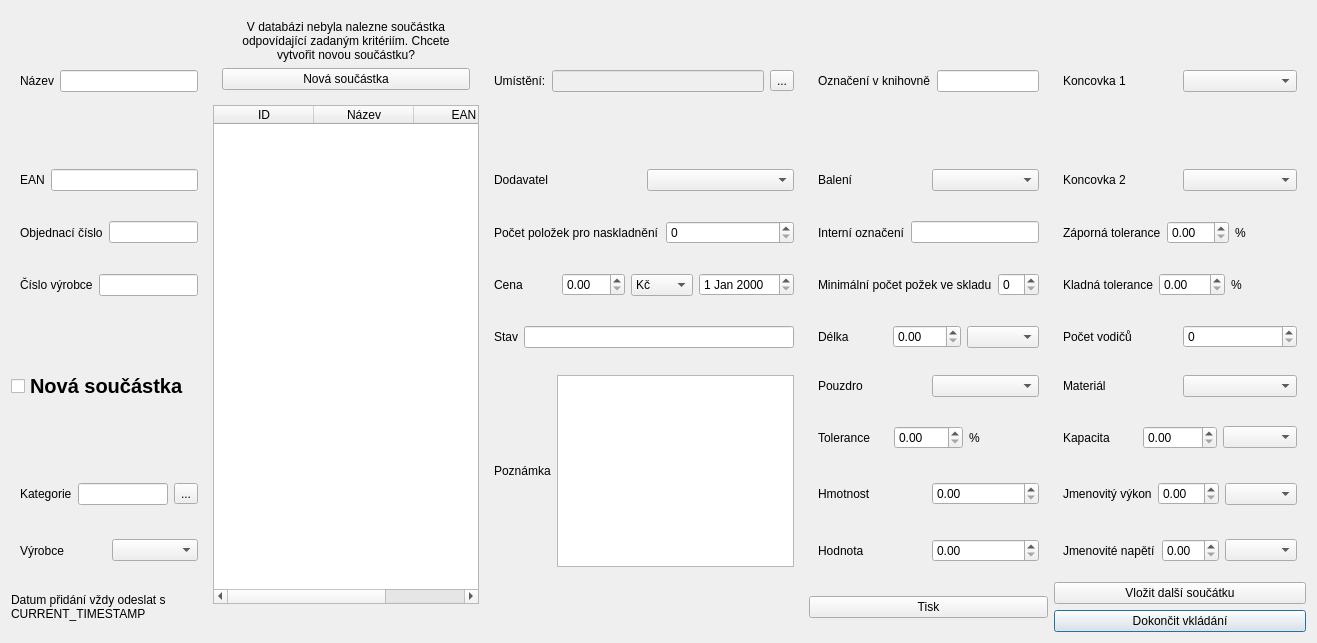
First picture: the form in PPPart/prijem_novy_1.ui, repository Vcpavel31/PPPart, before the edit.
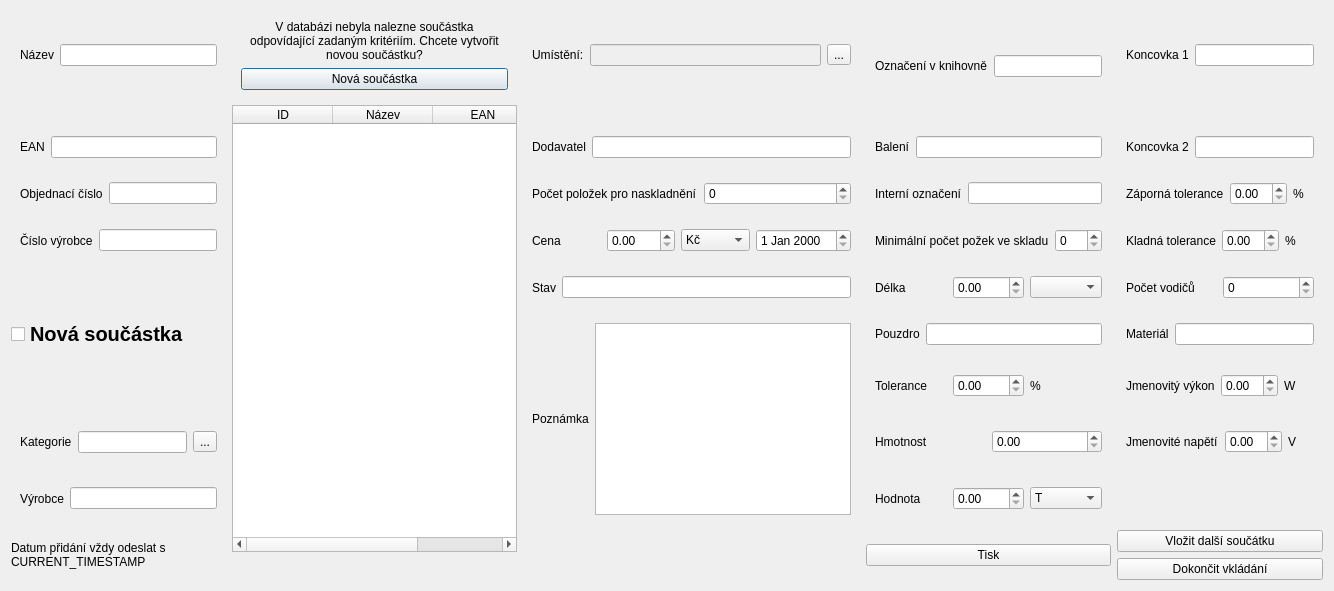
Second picture: the form after the edit.

```diff
--- a/PPPart/prijem_novy_1.ui
+++ b/PPPart/prijem_novy_1.ui
@@ -6,44 +6,175 @@
    <rect>
     <x>0</x>
     <y>0</y>
-    <width>1317</width>
-    <height>643</height>
+    <width>1334</width>
+    <height>591</height>
    </rect>
   </property>
   <property name="windowTitle">
    <string>Dialog</string>
   </property>
-  <layout class="QGridLayout" name="gridLayout_2">
-   <item row="0" column="0">
     <layout class="QGridLayout" name="gridLayout">
-     <item row="10" column="0" rowspan="2">
-      <widget class="QLabel" name="pozn">
+   <item row="0" column="0">
+    <widget class="QWidget" name="Nazev" native="true">
+     <layout class="QHBoxLayout" name="horizontalLayout_2">
+      <item>
+       <widget class="QLabel" name="Nazev_1">
        <property name="text">
-        <string>Datum přidání vždy odeslat s CURRENT_TIMESTAMP</string>
-       </property>
-       <property name="scaledContents">
-        <bool>false</bool>
+         <string>Název</string>
+        </property>
+       </widget>
+      </item>
+      <item>
+       <widget class="QLineEdit" name="Nazev_2"/>
+      </item>
+     </layout>
+    </widget>
+   </item>
+   <item row="0" column="1">
+    <widget class="QWidget" name="NewPart" native="true">
+     <layout class="QVBoxLayout" name="verticalLayout">
+      <item>
+       <widget class="QLabel" name="label">
+        <property name="text">
+         <string>V databázi nebyla nalezne součástka odpovídající zadaným kritériím. Chcete vytvořit novou součástku?</string>
+        </property>
+        <property name="alignment">
+         <set>Qt::AlignCenter</set>
        </property>
        <property name="wordWrap">
         <bool>true</bool>
        </property>
       </widget>
      </item>
-     <item row="5" column="4">
-      <widget class="QWidget" name="Delka" native="true">
-       <layout class="QHBoxLayout" name="horizontalLayout_3">
         <item>
-         <widget class="QLabel" name="Delka_1">
+       <widget class="QPushButton" name="pushButton">
           <property name="text">
-           <string>Délka</string>
+         <string>Nová součástka</string>
           </property>
          </widget>
         </item>
+     </layout>
+    </widget>
+   </item>
+   <item row="0" column="2">
+    <widget class="QWidget" name="Umisteni" native="true">
+     <layout class="QHBoxLayout" name="Umisteni_4">
         <item>
-         <widget class="QDoubleSpinBox" name="doubleSpinBox_9"/>
+       <widget class="QLabel" name="Umisteni_1">
+        <property name="text">
+         <string>Umístění:</string>
+        </property>
+       </widget>
         </item>
         <item>
-         <widget class="QComboBox" name="Delka_3"/>
+       <widget class="QLineEdit" name="Umisteni_2">
+        <property name="enabled">
+         <bool>false</bool>
+        </property>
+       </widget>
+      </item>
+      <item>
+       <widget class="QToolButton" name="Umisteni_3">
+        <property name="text">
+         <string>...</string>
+        </property>
+       </widget>
+      </item>
+     </layout>
+    </widget>
+   </item>
+   <item row="0" column="3" rowspan="2">
+    <widget class="QWidget" name="Ozn_knihovna" native="true">
+     <layout class="QHBoxLayout" name="horizontalLayout_26">
+      <item>
+       <widget class="QLabel" name="Ozn_knihovna_1">
+        <property name="text">
+         <string>Označení v knihovně</string>
+        </property>
+       </widget>
+      </item>
+      <item>
+       <widget class="QLineEdit" name="Ozn_knihovna_2"/>
+      </item>
+     </layout>
+    </widget>
+   </item>
+   <item row="0" column="4">
+    <widget class="QWidget" name="Koncovka_1" native="true">
+     <layout class="QHBoxLayout" name="horizontalLayout_17">
+      <item>
+       <widget class="QLabel" name="Koncovka_1_1">
+        <property name="text">
+         <string>Koncovka 1</string>
+        </property>
+       </widget>
+      </item>
+      <item>
+       <widget class="QLineEdit" name="Koncovka_1_2"/>
+      </item>
+     </layout>
+    </widget>
+   </item>
+   <item row="2" column="0">
+    <widget class="QWidget" name="EAN" native="true">
+     <layout class="QHBoxLayout" name="_4">
+      <item>
+       <widget class="QLabel" name="EAN_1">
+        <property name="text">
+         <string>EAN</string>
+        </property>
+       </widget>
+      </item>
+      <item>
+       <widget class="QLineEdit" name="EAN_2"/>
+      </item>
+     </layout>
+    </widget>
+   </item>
+   <item row="2" column="2">
+    <widget class="QWidget" name="Dodavatel" native="true">
+     <layout class="QHBoxLayout" name="horizontalLayout_7">
+      <item>
+       <widget class="QLabel" name="Dodavatel_1">
+        <property name="text">
+         <string>Dodavatel</string>
+        </property>
+       </widget>
+      </item>
+      <item>
+       <widget class="QLineEdit" name="Dodavatel_2"/>
+      </item>
+     </layout>
+    </widget>
+   </item>
+   <item row="2" column="3">
+    <widget class="QWidget" name="Baleni" native="true">
+     <layout class="QHBoxLayout" name="horizontalLayout">
+      <item>
+       <widget class="QLabel" name="Baleni_1">
+        <property name="text">
+         <string>Balení</string>
+        </property>
+       </widget>
+      </item>
+      <item>
+       <widget class="QLineEdit" name="Baleni_2"/>
+      </item>
+     </layout>
+    </widget>
+   </item>
+   <item row="2" column="4">
+    <widget class="QWidget" name="Koncovka_2" native="true">
+     <layout class="QHBoxLayout" name="horizontalLayout_18">
+      <item>
+       <widget class="QLabel" name="Koncovka_2_1">
+        <property name="text">
+         <string>Koncovka 2</string>
+        </property>
+       </widget>
+      </item>
+      <item>
+       <widget class="QLineEdit" name="Koncovka_2_2"/>
         </item>
        </layout>
       </widget>
@@ -64,38 +195,6 @@
        </layout>
       </widget>
      </item>
-     <item row="4" column="4">
-      <widget class="QWidget" name="Min_sklad" native="true">
-       <layout class="QHBoxLayout" name="horizontalLayout_12">
-        <item>
-         <widget class="QLabel" name="Min_sklad_1">
-          <property name="text">
-           <string>Minimální počet požek ve skladu</string>
-          </property>
-         </widget>
-        </item>
-        <item>
-         <widget class="QSpinBox" name="Min_sklad_2"/>
-        </item>
-       </layout>
-      </widget>
-     </item>
-     <item row="2" column="4">
-      <widget class="QWidget" name="Baleni" native="true">
-       <layout class="QHBoxLayout" name="horizontalLayout">
-        <item>
-         <widget class="QLabel" name="Baleni_1">
-          <property name="text">
-           <string>Balení</string>
-          </property>
-         </widget>
-        </item>
-        <item>
-         <widget class="QComboBox" name="Baleni_2"/>
-        </item>
-       </layout>
-      </widget>
-     </item>
      <item row="3" column="2">
       <widget class="QWidget" name="Polozek" native="true">
        <layout class="QHBoxLayout" name="horizontalLayout_11">
@@ -115,23 +214,23 @@
        </layout>
       </widget>
      </item>
-     <item row="5" column="5">
-      <widget class="QWidget" name="Poc_vodicu" native="true">
-       <layout class="QHBoxLayout" name="horizontalLayout_21">
+   <item row="3" column="3">
+    <widget class="QWidget" name="Int_oznaceni" native="true">
+     <layout class="QHBoxLayout" name="horizontalLayout_27">
         <item>
-         <widget class="QLabel" name="Poc_vodicu_1">
+       <widget class="QLabel" name="Int_oznaceni_1">
           <property name="text">
-           <string>Počet vodičů</string>
+         <string>Interní označení</string>
           </property>
          </widget>
         </item>
         <item>
-         <widget class="QSpinBox" name="Poc_vodicu_2"/>
+       <widget class="QLineEdit" name="Int_oznaceni_2"/>
         </item>
        </layout>
       </widget>
      </item>
-     <item row="3" column="5">
+   <item row="3" column="4">
       <widget class="QWidget" name="Zaporna_tolerance" native="true">
        <layout class="QHBoxLayout" name="horizontalLayout_19">
         <item>
@@ -154,22 +253,167 @@
        </layout>
       </widget>
      </item>
-     <item row="8" column="4">
-      <widget class="QWidget" name="Hmotnost" native="true">
-       <layout class="QHBoxLayout" name="horizontalLayout_15">
+   <item row="4" column="0">
+    <widget class="QWidget" name="Vyr_cislo" native="true">
+     <layout class="QHBoxLayout" name="horizontalLayout_6">
         <item>
-         <widget class="QLabel" name="Hmotnost_1">
+       <widget class="QLabel" name="Vyr_cislo_1">
           <property name="text">
-           <string>Hmotnost</string>
+         <string>Číslo výrobce</string>
           </property>
          </widget>
         </item>
         <item>
-         <widget class="QDoubleSpinBox" name="Hmotnost_2"/>
+       <widget class="QLineEdit" name="Vyr_cislo_2"/>
         </item>
        </layout>
       </widget>
      </item>
+   <item row="4" column="2">
+    <widget class="QWidget" name="Cena" native="true">
+     <layout class="QHBoxLayout" name="horizontalLayout_10">
+      <item>
+       <widget class="QLabel" name="Cena_1">
+        <property name="text">
+         <string>Cena</string>
+        </property>
+       </widget>
+      </item>
+      <item>
+       <widget class="QDoubleSpinBox" name="Cena_2"/>
+      </item>
+      <item>
+       <widget class="QComboBox" name="comboBox">
+        <item>
+         <property name="text">
+          <string>Kč</string>
+         </property>
+        </item>
+        <item>
+         <property name="text">
+          <string>€</string>
+         </property>
+        </item>
+        <item>
+         <property name="text">
+          <string>$</string>
+         </property>
+        </item>
+       </widget>
+      </item>
+      <item>
+       <widget class="QDateEdit" name="Date_exchange">
+        <property name="enabled">
+         <bool>true</bool>
+        </property>
+       </widget>
+      </item>
+     </layout>
+    </widget>
+   </item>
+   <item row="4" column="3">
+    <widget class="QWidget" name="Min_sklad" native="true">
+     <layout class="QHBoxLayout" name="horizontalLayout_12">
+      <item>
+       <widget class="QLabel" name="Min_sklad_1">
+        <property name="text">
+         <string>Minimální počet požek ve skladu</string>
+        </property>
+       </widget>
+      </item>
+      <item>
+       <widget class="QSpinBox" name="Min_sklad_2"/>
+      </item>
+     </layout>
+    </widget>
+   </item>
+   <item row="4" column="4">
+    <widget class="QWidget" name="Kladna_tolerance" native="true">
+     <layout class="QHBoxLayout" name="horizontalLayout_20">
+      <item>
+       <widget class="QLabel" name="Kladna_tolerance_1">
+        <property name="text">
+         <string>Kladná tolerance</string>
+        </property>
+       </widget>
+      </item>
+      <item>
+       <widget class="QDoubleSpinBox" name="Kladna_tolerance_2"/>
+      </item>
+      <item>
+       <widget class="QLabel" name="Kladna_tolerance_3">
+        <property name="text">
+         <string>%</string>
+        </property>
+       </widget>
+      </item>
+     </layout>
+    </widget>
+   </item>
+   <item row="5" column="2">
+    <widget class="QWidget" name="Stav" native="true">
+     <layout class="QHBoxLayout" name="horizontalLayout_9">
+      <item>
+       <widget class="QLabel" name="Stav_1">
+        <property name="text">
+         <string>Stav</string>
+        </property>
+       </widget>
+      </item>
+      <item>
+       <widget class="QLineEdit" name="Stav_2"/>
+      </item>
+     </layout>
+    </widget>
+   </item>
+   <item row="5" column="3">
+    <widget class="QWidget" name="Delka" native="true">
+     <layout class="QHBoxLayout" name="horizontalLayout_3">
+      <item>
+       <widget class="QLabel" name="Delka_1">
+        <property name="text">
+         <string>Délka</string>
+        </property>
+       </widget>
+      </item>
+      <item>
+       <widget class="QDoubleSpinBox" name="doubleSpinBox_9"/>
+      </item>
+      <item>
+       <widget class="QComboBox" name="Delka_3"/>
+      </item>
+     </layout>
+    </widget>
+   </item>
+   <item row="5" column="4">
+    <widget class="QWidget" name="Poc_vodicu" native="true">
+     <layout class="QHBoxLayout" name="horizontalLayout_21">
+      <item>
+       <widget class="QLabel" name="Poc_vodicu_1">
+        <property name="text">
+         <string>Počet vodičů</string>
+        </property>
+       </widget>
+      </item>
+      <item>
+       <widget class="QSpinBox" name="Poc_vodicu_2"/>
+      </item>
+     </layout>
+    </widget>
+   </item>
+   <item row="6" column="0">
+    <widget class="QCheckBox" name="checkBox">
+     <property name="font">
+      <font>
+       <pointsize>15</pointsize>
+       <bold>true</bold>
+      </font>
+     </property>
+     <property name="text">
+      <string>Nová součástka</string>
+     </property>
+    </widget>
+   </item>
      <item row="6" column="2" rowspan="4">
       <widget class="QWidget" name="Poznamka" native="true">
        <layout class="QHBoxLayout" name="horizontalLayout_8">
@@ -186,7 +430,39 @@
        </layout>
       </widget>
      </item>
-     <item row="7" column="4">
+   <item row="6" column="3">
+    <widget class="QWidget" name="Pouzdro" native="true">
+     <layout class="QHBoxLayout" name="horizontalLayout_13">
+      <item>
+       <widget class="QLabel" name="Pouzdro_1">
+        <property name="text">
+         <string>Pouzdro</string>
+        </property>
+       </widget>
+      </item>
+      <item>
+       <widget class="QLineEdit" name="Pouzdro_2"/>
+      </item>
+     </layout>
+    </widget>
+   </item>
+   <item row="6" column="4">
+    <widget class="QWidget" name="Material" native="true">
+     <layout class="QHBoxLayout" name="horizontalLayout_22">
+      <item>
+       <widget class="QLabel" name="Material_1">
+        <property name="text">
+         <string>Materiál</string>
+        </property>
+       </widget>
+      </item>
+      <item>
+       <widget class="QLineEdit" name="Material_2"/>
+      </item>
+     </layout>
+    </widget>
+   </item>
+   <item row="7" column="3">
       <widget class="QWidget" name="Tolerance" native="true">
        <layout class="QHBoxLayout" name="horizontalLayout_14">
         <item>
@@ -209,96 +485,6 @@
        </layout>
       </widget>
      </item>
-     <item row="6" column="4">
-      <widget class="QWidget" name="Pouzdro" native="true">
-       <layout class="QHBoxLayout" name="horizontalLayout_13">
-        <item>
-         <widget class="QLabel" name="Pouzdro_1">
-          <property name="text">
-           <string>Pouzdro</string>
-          </property>
-         </widget>
-        </item>
-        <item>
-         <widget class="QComboBox" name="Pouzdro_2"/>
-        </item>
-       </layout>
-      </widget>
-     </item>
-     <item row="5" column="2">
-      <widget class="QWidget" name="Stav" native="true">
-       <layout class="QHBoxLayout" name="horizontalLayout_9">
-        <item>
-         <widget class="QLabel" name="Stav_1">
-          <property name="text">
-           <string>Stav</string>
-          </property>
-         </widget>
-        </item>
-        <item>
-         <widget class="QLineEdit" name="Stav_2"/>
-        </item>
-       </layout>
-      </widget>
-     </item>
-     <item row="9" column="4">
-      <widget class="QWidget" name="Hodnota" native="true">
-       <layout class="QHBoxLayout" name="horizontalLayout_16">
-        <item>
-         <widget class="QLabel" name="Hodnota_1">
-          <property name="text">
-           <string>Hodnota</string>
-          </property>
-         </widget>
-        </item>
-        <item>
-         <widget class="QDoubleSpinBox" name="Hodnota_2"/>
-        </item>
-       </layout>
-      </widget>
-     </item>
-     <item row="4" column="2">
-      <widget class="QWidget" name="Cena" native="true">
-       <layout class="QHBoxLayout" name="horizontalLayout_10">
-        <item>
-         <widget class="QLabel" name="Cena_1">
-          <property name="text">
-           <string>Cena</string>
-          </property>
-         </widget>
-        </item>
-        <item>
-         <widget class="QDoubleSpinBox" name="Cena_2"/>
-        </item>
-        <item>
-         <widget class="QComboBox" name="comboBox">
-          <item>
-           <property name="text">
-            <string>Kč</string>
-           </property>
-          </item>
-          <item>
-           <property name="text">
-            <string>€</string>
-           </property>
-          </item>
-          <item>
-           <property name="text">
-            <string>$</string>
-           </property>
-          </item>
-         </widget>
-        </item>
-        <item>
-         <widget class="QDateEdit" name="Date_exchange">
-          <property name="enabled">
-           <bool>true</bool>
-          </property>
-         </widget>
-        </item>
-       </layout>
-      </widget>
-     </item>
      <item row="8" column="0">
       <widget class="QWidget" name="Kategorie" native="true">
        <layout class="QHBoxLayout" name="horizontalLayout_4">
@@ -326,80 +512,22 @@
        </layout>
       </widget>
      </item>
-     <item row="2" column="2">
-      <widget class="QWidget" name="Dodavatel" native="true">
-       <layout class="QHBoxLayout" name="horizontalLayout_7">
+   <item row="8" column="3">
+    <widget class="QWidget" name="Hmotnost" native="true">
+     <layout class="QHBoxLayout" name="horizontalLayout_15">
         <item>
-         <widget class="QLabel" name="Dodavatel_1">
+       <widget class="QLabel" name="Hmotnost_1">
           <property name="text">
-           <string>Dodavatel</string>
+         <string>Hmotnost</string>
           </property>
          </widget>
         </item>
         <item>
-         <widget class="QComboBox" name="Dodavatel_2"/>
+       <widget class="QDoubleSpinBox" name="Hmotnost_2"/>
         </item>
        </layout>
       </widget>
      </item>
-     <item row="4" column="0">
-      <widget class="QWidget" name="Vyr_cislo" native="true">
-       <layout class="QHBoxLayout" name="horizontalLayout_6">
-        <item>
-         <widget class="QLabel" name="Vyr_cislo_1">
-          <property name="text">
-           <string>Číslo výrobce</string>
-          </property>
-         </widget>
-        </item>
-        <item>
-         <widget class="QLineEdit" name="Vyr_cislo_2"/>
-        </item>
-       </layout>
-      </widget>
-     </item>
-     <item row="2" column="0">
-      <widget class="QWidget" name="EAN" native="true">
-       <layout class="QHBoxLayout" name="_4">
-        <item>
-         <widget class="QLabel" name="EAN_1">
-          <property name="text">
-           <string>EAN</string>
-          </property>
-         </widget>
-        </item>
-        <item>
-         <widget class="QLineEdit" name="EAN_2"/>
-        </item>
-       </layout>
-      </widget>
-     </item>
-     <item row="9" column="5">
-      <widget class="QWidget" name="Jme_napeti" native="true">
-       <layout class="QHBoxLayout" name="horizontalLayout_25">
-        <item>
-         <widget class="QLabel" name="Jme_napeti_1">
-          <property name="text">
-           <string>Jmenovité napětí</string>
-          </property>
-         </widget>
-        </item>
-        <item>
-         <widget class="QDoubleSpinBox" name="Jme_napeti_2"/>
-        </item>
-        <item>
-         <widget class="QComboBox" name="Jme_napeti_3"/>
-        </item>
-       </layout>
-      </widget>
-     </item>
-     <item row="11" column="5">
-      <widget class="QPushButton" name="Done">
-       <property name="text">
-        <string>Dokončit vkládání</string>
-       </property>
-      </widget>
-     </item>
      <item row="9" column="0">
       <widget class="QWidget" name="Vyrobce" native="true">
        <layout class="QHBoxLayout" name="horizontalLayout_5">
@@ -411,161 +539,108 @@
          </widget>
         </item>
         <item>
-         <widget class="QComboBox" name="Vyrobce_2"/>
+       <widget class="QLineEdit" name="Vyrobce_2"/>
         </item>
        </layout>
       </widget>
      </item>
-     <item row="10" column="5">
-      <widget class="QPushButton" name="Next_part">
+   <item row="9" column="3">
+    <widget class="QWidget" name="Hodnota" native="true">
+     <layout class="QHBoxLayout" name="horizontalLayout_16">
+      <item>
+       <widget class="QLabel" name="Hodnota_1">
        <property name="text">
-        <string>Vložit další součátku</string>
+         <string>Hodnota</string>
        </property>
       </widget>
      </item>
-     <item row="7" column="5">
-      <widget class="QWidget" name="Kapacita" native="true">
-       <layout class="QHBoxLayout" name="horizontalLayout_23">
         <item>
-         <widget class="QLabel" name="Kapacita_1">
+       <widget class="QDoubleSpinBox" name="Hodnota_2"/>
+      </item>
+      <item>
+       <widget class="QComboBox" name="Hodnota_3">
+        <item>
           <property name="text">
-           <string>Kapacita</string>
-          </property>
-         </widget>
+          <string>T</string>
+         </property>
         </item>
         <item>
-         <widget class="QDoubleSpinBox" name="Kapacita_2"/>
+         <property name="text">
+          <string>G</string>
+         </property>
         </item>
         <item>
-         <widget class="QComboBox" name="Kapacita_3"/>
+         <property name="text">
+          <string>M</string>
+         </property>
         </item>
-       </layout>
-      </widget>
-     </item>
-     <item row="6" column="5">
-      <widget class="QWidget" name="Material" native="true">
-       <layout class="QHBoxLayout" name="horizontalLayout_22">
+        <item>
+         <property name="text">
+          <string>K</string>
+         </property>
+        </item>
         <item>
-         <widget class="QLabel" name="Material_1">
           <property name="text">
-           <string>Materiál</string>
-          </property>
-         </widget>
+          <string>--</string>
+         </property>
         </item>
         <item>
-         <widget class="QComboBox" name="Material_2"/>
+         <property name="text">
+          <string>m</string>
+         </property>
         </item>
+        <item>
+         <property name="text">
+          <string>u</string>
+         </property>
+        </item>
+        <item>
+         <property name="text">
+          <string>n</string>
+         </property>
+        </item>
+        <item>
+         <property name="text">
+          <string>p</string>
+         </property>
+        </item>
+       </widget>
+      </item>
        </layout>
       </widget>
      </item>
-     <item row="6" column="0">
-      <widget class="QCheckBox" name="checkBox">
-       <property name="font">
-        <font>
-         <pointsize>15</pointsize>
-         <bold>true</bold>
-        </font>
-       </property>
+   <item row="10" column="0" rowspan="2">
+    <widget class="QLabel" name="pozn">
        <property name="text">
-        <string>Nová součástka</string>
-       </property>
-      </widget>
-     </item>
-     <item row="10" column="4" rowspan="2">
+      <string>Datum přidání vždy odeslat s CURRENT_TIMESTAMP</string>
+     </property>
+     <property name="scaledContents">
+      <bool>false</bool>
+     </property>
+     <property name="wordWrap">
+      <bool>true</bool>
+     </property>
+    </widget>
+   </item>
+   <item row="10" column="3" rowspan="2">
       <widget class="QPushButton" name="Print">
        <property name="text">
         <string>Tisk</string>
        </property>
       </widget>
      </item>
-     <item row="8" column="5">
-      <widget class="QWidget" name="Jme_vykon" native="true">
-       <layout class="QHBoxLayout" name="horizontalLayout_24">
-        <item>
-         <widget class="QLabel" name="Jme_vykon_1">
+   <item row="10" column="4">
+    <widget class="QPushButton" name="Next_part">
           <property name="text">
-           <string>Jmenovitý výkon</string>
+      <string>Vložit další součátku</string>
           </property>
          </widget>
         </item>
-        <item>
-         <widget class="QDoubleSpinBox" name="Jme_vykon_2"/>
-        </item>
-        <item>
-         <widget class="QComboBox" name="Jme_vykon_3"/>
-        </item>
-       </layout>
-      </widget>
-     </item>
-     <item row="2" column="5">
-      <widget class="QWidget" name="Koncovka_2" native="true">
-       <layout class="QHBoxLayout" name="horizontalLayout_18">
-        <item>
-         <widget class="QLabel" name="Koncovka_2_1">
+   <item row="11" column="4">
+    <widget class="QPushButton" name="Done">
           <property name="text">
-           <string>Koncovka 2</string>
-          </property>
-         </widget>
-        </item>
-        <item>
-         <widget class="QComboBox" name="Koncovka_2_2"/>
-        </item>
-       </layout>
-      </widget>
-     </item>
-     <item row="4" column="5">
-      <widget class="QWidget" name="Kladna_tolerance" native="true">
-       <layout class="QHBoxLayout" name="horizontalLayout_20">
-        <item>
-         <widget class="QLabel" name="Kladna_tolerance_1">
-          <property name="text">
-           <string>Kladná tolerance</string>
-          </property>
-         </widget>
-        </item>
-        <item>
-         <widget class="QDoubleSpinBox" name="Kladna_tolerance_2"/>
-        </item>
-        <item>
-         <widget class="QLabel" name="Kladna_tolerance_3">
-          <property name="text">
-           <string>%</string>
-          </property>
-         </widget>
-        </item>
-       </layout>
-      </widget>
-     </item>
-     <item row="3" column="4">
-      <widget class="QWidget" name="Int_oznaceni" native="true">
-       <layout class="QHBoxLayout" name="horizontalLayout_27">
-        <item>
-         <widget class="QLabel" name="Int_oznaceni_1">
-          <property name="text">
-           <string>Interní označení</string>
-          </property>
-         </widget>
-        </item>
-        <item>
-         <widget class="QLineEdit" name="Int_oznaceni_2"/>
-        </item>
-       </layout>
-      </widget>
-     </item>
-     <item row="0" column="0" rowspan="2">
-      <widget class="QWidget" name="Nazev" native="true">
-       <layout class="QHBoxLayout" name="horizontalLayout_2">
-        <item>
-         <widget class="QLabel" name="Nazev_1">
-          <property name="text">
-           <string>Název</string>
-          </property>
-         </widget>
-        </item>
-        <item>
-         <widget class="QLineEdit" name="Nazev_2"/>
-        </item>
-       </layout>
+      <string>Dokončit vkládání</string>
+     </property>
       </widget>
      </item>
      <item row="1" column="1" rowspan="10">
@@ -611,92 +686,57 @@
        </column>
       </widget>
      </item>
-     <item row="0" column="2" rowspan="2">
-      <widget class="QWidget" name="Umisteni" native="true">
-       <layout class="QHBoxLayout" name="Umisteni_4">
+   <item row="7" column="4">
+    <widget class="QWidget" name="Jme_vykon" native="true">
+     <layout class="QHBoxLayout" name="horizontalLayout_24">
         <item>
-         <widget class="QLabel" name="Umisteni_1">
+       <widget class="QLabel" name="Jme_vykon_1">
           <property name="text">
-           <string>Umístění:</string>
+         <string>Jmenovitý výkon</string>
           </property>
          </widget>
         </item>
         <item>
-         <widget class="QLineEdit" name="Umisteni_2">
-          <property name="enabled">
-           <bool>false</bool>
-          </property>
-         </widget>
+       <widget class="QDoubleSpinBox" name="Jme_vykon_2"/>
         </item>
         <item>
-         <widget class="QToolButton" name="Umisteni_3">
+       <widget class="QLabel" name="Jme_vykon_3">
           <property name="text">
-           <string>...</string>
+         <string>W</string>
           </property>
          </widget>
         </item>
        </layout>
       </widget>
      </item>
-     <item row="0" column="4" rowspan="2">
-      <widget class="QWidget" name="Ozn_knihovna" native="true">
-       <layout class="QHBoxLayout" name="horizontalLayout_26">
+   <item row="8" column="4">
+    <widget class="QWidget" name="Jme_napeti" native="true">
+     <layout class="QHBoxLayout" name="horizontalLayout_25">
         <item>
-         <widget class="QLabel" name="Ozn_knihovna_1">
+       <widget class="QLabel" name="Jme_napeti_1">
           <property name="text">
-           <string>Označení v knihovně</string>
+         <string>Jmenovité napětí</string>
           </property>
          </widget>
         </item>
         <item>
-         <widget class="QLineEdit" name="Ozn_knihovna_2"/>
-        </item>
-       </layout>
-      </widget>
-     </item>
-     <item row="0" column="5" rowspan="2">
-      <widget class="QWidget" name="Koncovka_1" native="true">
-       <layout class="QHBoxLayout" name="horizontalLayout_17">
+       <widget class="QDoubleSpinBox" name="Jme_napeti_2"/>
+      </item>
         <item>
-         <widget class="QLabel" name="Koncovka_1_1">
-          <property name="text">
-           <string>Koncovka 1</string>
-          </property>
-         </widget>
-        </item>
-        <item>
-         <widget class="QComboBox" name="Koncovka_1_2"/>
-        </item>
-       </layout>
-      </widget>
-     </item>
-     <item row="0" column="1">
-      <widget class="QWidget" name="NewPart" native="true">
-       <layout class="QVBoxLayout" name="verticalLayout">
-        <item>
-         <widget class="QLabel" name="label">
+       <widget class="QLabel" name="Jme_napeti_3">
+        <property name="sizePolicy">
+         <sizepolicy hsizetype="Minimum" vsizetype="Minimum">
+          <horstretch>0</horstretch>
+          <verstretch>0</verstretch>
+         </sizepolicy>
+        </property>
           <property name="text">
-           <string>V databázi nebyla nalezne součástka odpovídající zadaným kritériím. Chcete vytvořit novou součástku?</string>
-          </property>
-          <property name="alignment">
-           <set>Qt::AlignCenter</set>
-          </property>
-          <property name="wordWrap">
-           <bool>true</bool>
-          </property>
-         </widget>
-        </item>
-        <item>
-         <widget class="QPushButton" name="pushButton">
-          <property name="text">
-           <string>Nová součástka</string>
-          </property>
-         </widget>
-        </item>
-       </layout>
-      </widget>
-     </item>
-    </layout>
+         <string>V</string>
+        </property>
+       </widget>
+      </item>
+     </layout>
+    </widget>
    </item>
   </layout>
  </widget>
```
Lines whose indentation alone changed are shown as unchanged.
